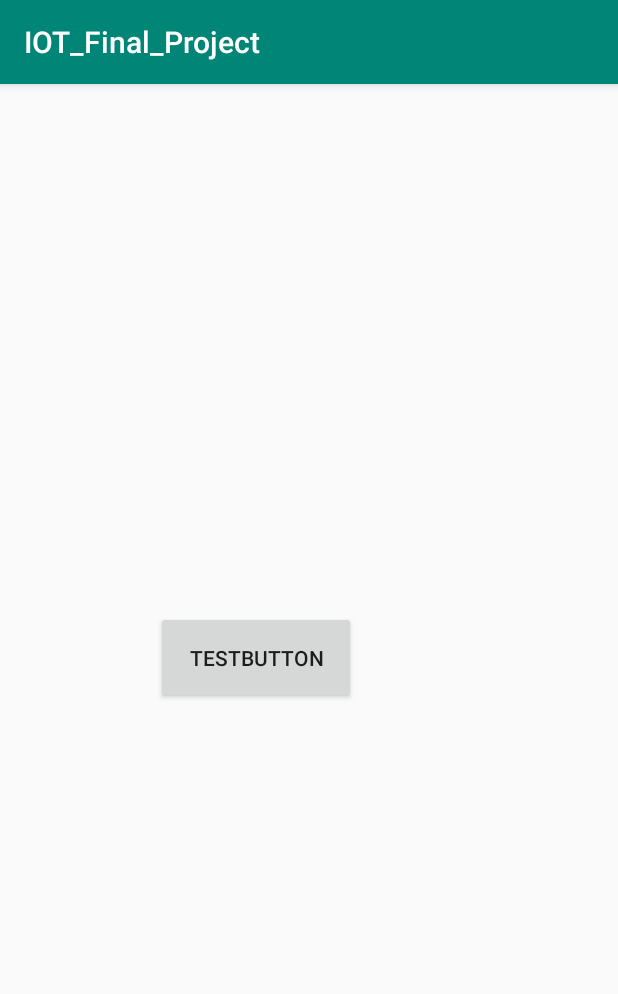
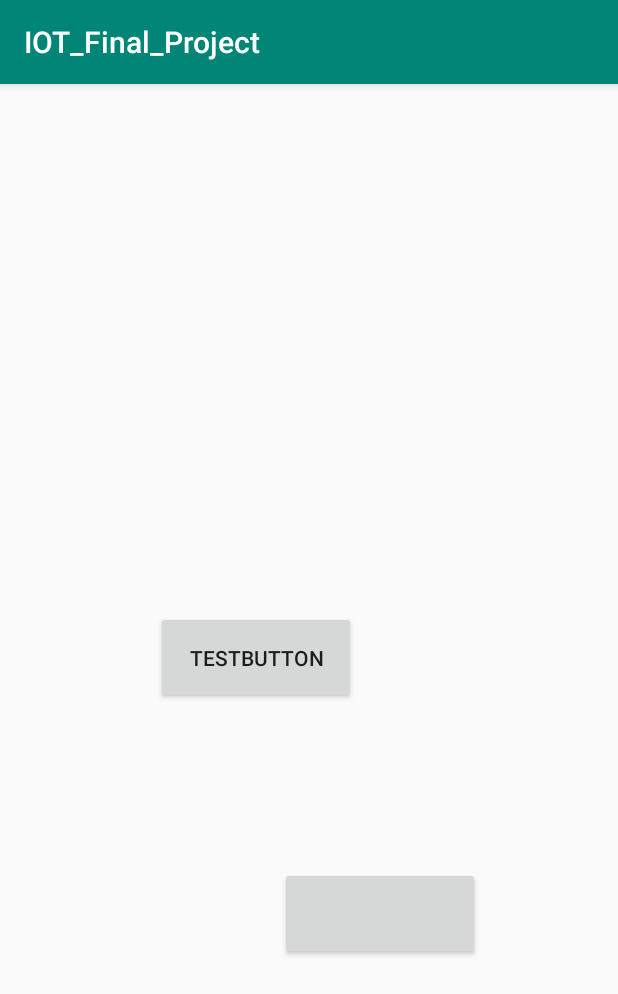
Before and after one commit to leedagr8/IOT-final-Project, an Android app: the screen it shows after launch (MainActivity), on a phone screen of 412 x 824 dp. Shown: the top 994 px of the screen. Run offline under Robolectric (Android 15) with nearby library versions, the phone set to English and light mode, and no system bars.

Commit message:
first commit

```diff
--- a/app/src/main/res/layout/activity_main.xml
+++ b/app/src/main/res/layout/activity_main.xml
@@ -24,4 +24,22 @@
         app:layout_constraintStart_toStartOf="parent"
         app:layout_constraintTop_toTopOf="parent"
         app:layout_constraintVertical_bias="0.498" />
+
+    <Button
+        android:id="@+id/testButton_2"
+        android:layout_width="133dp"
+        android:layout_height="62dp"
+        android:layout_marginStart="104dp"
+        android:layout_marginLeft="104dp"
+        android:layout_marginTop="8dp"
+        android:layout_marginEnd="8dp"
+        android:layout_marginRight="8dp"
+        android:layout_marginBottom="8dp"
+        app:layout_constraintBottom_toBottomOf="parent"
+        app:layout_constraintEnd_toEndOf="parent"
+        app:layout_constraintHorizontal_bias="0.496"
+        app:layout_constraintStart_toStartOf="parent"
+        app:layout_constraintTop_toTopOf="parent"
+        app:layout_constraintVertical_bias="0.745"
+        tools:text="TestButton2" />
 </android.support.constraint.ConstraintLayout>
```
